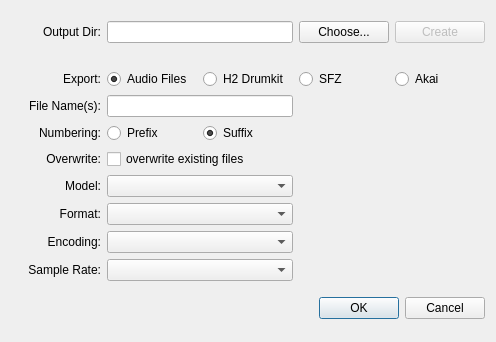
Old version of the form src/exportdialog.ui in the repository rock-hopper/shuriken.
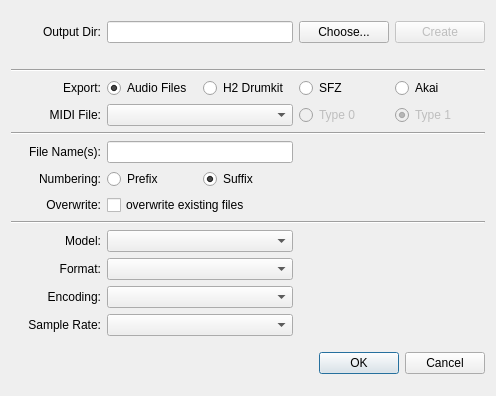
New version of the form.

Commit message: added midi file export option

Patch:
```diff
--- a/src/exportdialog.ui
+++ b/src/exportdialog.ui
@@ -7,7 +7,7 @@
     <x>0</x>
     <y>0</y>
     <width>496</width>
-    <height>342</height>
+    <height>396</height>
    </rect>
   </property>
   <property name="windowTitle">
@@ -62,60 +62,7 @@
        </property>
       </widget>
      </item>
-     <item row="3" column="0">
-      <widget class="QLabel" name="label_FileName">
-       <property name="text">
-        <string>File Name(s):</string>
-       </property>
-       <property name="alignment">
-        <set>Qt::AlignRight|Qt::AlignTrailing|Qt::AlignVCenter</set>
-       </property>
-      </widget>
-     </item>
-     <item row="3" column="1" colspan="2">
-      <widget class="QLineEdit" name="lineEdit_FileName"/>
-     </item>
-     <item row="4" column="0">
-      <widget class="QLabel" name="label_Numbering">
-       <property name="text">
-        <string>Numbering:</string>
-       </property>
-       <property name="alignment">
-        <set>Qt::AlignRight|Qt::AlignTrailing|Qt::AlignVCenter</set>
-       </property>
-      </widget>
-     </item>
-     <item row="4" column="1">
-      <widget class="QRadioButton" name="radioButton_Prefix">
-       <property name="text">
-        <string>Prefix</string>
-       </property>
-       <attribute name="buttonGroup">
-        <string>buttonGroup_Numbering</string>
-       </attribute>
-      </widget>
-     </item>
-     <item row="4" column="2">
-      <widget class="QRadioButton" name="radioButton_Suffix">
-       <property name="text">
-        <string>Suffix</string>
-       </property>
-       <property name="checked">
-        <bool>true</bool>
-       </property>
-       <attribute name="buttonGroup">
-        <string>buttonGroup_Numbering</string>
-       </attribute>
-      </widget>
-     </item>
-     <item row="5" column="1" colspan="2">
-      <widget class="QCheckBox" name="checkBox_Overwrite">
-       <property name="text">
-        <string>overwrite existing files</string>
-       </property>
-      </widget>
-     </item>
-     <item row="7" column="0">
+     <item row="11" column="0">
       <widget class="QLabel" name="label_Format">
        <property name="text">
         <string>Format:</string>
@@ -125,10 +72,10 @@
        </property>
       </widget>
      </item>
-     <item row="7" column="1" colspan="2">
+     <item row="11" column="1" colspan="2">
       <widget class="QComboBox" name="comboBox_Format"/>
      </item>
-     <item row="8" column="0">
+     <item row="12" column="0">
       <widget class="QLabel" name="label_Encoding">
        <property name="text">
         <string>Encoding:</string>
@@ -138,20 +85,10 @@
        </property>
       </widget>
      </item>
-     <item row="8" column="1" colspan="2">
+     <item row="12" column="1" colspan="2">
       <widget class="QComboBox" name="comboBox_Encoding"/>
      </item>
-     <item row="5" column="0">
-      <widget class="QLabel" name="label_Overwrite">
-       <property name="text">
-        <string>Overwrite:</string>
-       </property>
-       <property name="alignment">
-        <set>Qt::AlignRight|Qt::AlignTrailing|Qt::AlignVCenter</set>
-       </property>
-      </widget>
-     </item>
-     <item row="2" column="0">
+     <item row="3" column="0">
       <widget class="QLabel" name="label_Export">
        <property name="text">
         <string>Export:</string>
@@ -161,7 +98,7 @@
        </property>
       </widget>
      </item>
-     <item row="2" column="1">
+     <item row="3" column="1">
       <widget class="QRadioButton" name="radioButton_AudioFiles">
        <property name="text">
         <string>Audio Files</string>
@@ -174,7 +111,7 @@
        </attribute>
       </widget>
      </item>
-     <item row="2" column="2">
+     <item row="3" column="2">
       <widget class="QRadioButton" name="radioButton_H2Drumkit">
        <property name="text">
         <string>H2 Drumkit</string>
@@ -184,7 +121,7 @@
        </attribute>
       </widget>
      </item>
-     <item row="2" column="3">
+     <item row="3" column="3">
       <widget class="QRadioButton" name="radioButton_SFZ">
        <property name="text">
         <string>SFZ</string>
@@ -194,20 +131,10 @@
        </attribute>
       </widget>
      </item>
-     <item row="6" column="1" colspan="2">
+     <item row="10" column="1" colspan="2">
       <widget class="QComboBox" name="comboBox_Model"/>
      </item>
-     <item row="6" column="0">
-      <widget class="QLabel" name="label_Model">
-       <property name="text">
-        <string>Model:</string>
-       </property>
-       <property name="alignment">
-        <set>Qt::AlignRight|Qt::AlignTrailing|Qt::AlignVCenter</set>
-       </property>
-      </widget>
-     </item>
-     <item row="2" column="4">
+     <item row="3" column="4">
       <widget class="QRadioButton" name="radioButton_Akai">
        <property name="text">
         <string>Akai</string>
@@ -217,10 +144,10 @@
        </attribute>
       </widget>
      </item>
-     <item row="9" column="1" colspan="2">
+     <item row="13" column="1" colspan="2">
       <widget class="QComboBox" name="comboBox_SampleRate"/>
      </item>
-     <item row="9" column="0">
+     <item row="13" column="0">
       <widget class="QLabel" name="label_SampleRate">
        <property name="text">
         <string>Sample Rate:</string>
@@ -230,6 +157,142 @@
        </property>
       </widget>
      </item>
+     <item row="10" column="0">
+      <widget class="QLabel" name="label_Model">
+       <property name="text">
+        <string>Model:</string>
+       </property>
+       <property name="alignment">
+        <set>Qt::AlignRight|Qt::AlignTrailing|Qt::AlignVCenter</set>
+       </property>
+      </widget>
+     </item>
+     <item row="8" column="1" colspan="2">
+      <widget class="QCheckBox" name="checkBox_Overwrite">
+       <property name="text">
+        <string>overwrite existing files</string>
+       </property>
+      </widget>
+     </item>
+     <item row="8" column="0">
+      <widget class="QLabel" name="label_Overwrite">
+       <property name="text">
+        <string>Overwrite:</string>
+       </property>
+       <property name="alignment">
+        <set>Qt::AlignRight|Qt::AlignTrailing|Qt::AlignVCenter</set>
+       </property>
+      </widget>
+     </item>
+     <item row="7" column="2">
+      <widget class="QRadioButton" name="radioButton_Suffix">
+       <property name="text">
+        <string>Suffix</string>
+       </property>
+       <property name="checked">
+        <bool>true</bool>
+       </property>
+       <attribute name="buttonGroup">
+        <string>buttonGroup_Numbering</string>
+       </attribute>
+      </widget>
+     </item>
+     <item row="7" column="1">
+      <widget class="QRadioButton" name="radioButton_Prefix">
+       <property name="text">
+        <string>Prefix</string>
+       </property>
+       <attribute name="buttonGroup">
+        <string>buttonGroup_Numbering</string>
+       </attribute>
+      </widget>
+     </item>
+     <item row="7" column="0">
+      <widget class="QLabel" name="label_Numbering">
+       <property name="text">
+        <string>Numbering:</string>
+       </property>
+       <property name="alignment">
+        <set>Qt::AlignRight|Qt::AlignTrailing|Qt::AlignVCenter</set>
+       </property>
+      </widget>
+     </item>
+     <item row="6" column="1" colspan="2">
+      <widget class="QLineEdit" name="lineEdit_FileName"/>
+     </item>
+     <item row="6" column="0">
+      <widget class="QLabel" name="label_FileName">
+       <property name="text">
+        <string>File Name(s):</string>
+       </property>
+       <property name="alignment">
+        <set>Qt::AlignRight|Qt::AlignTrailing|Qt::AlignVCenter</set>
+       </property>
+      </widget>
+     </item>
+     <item row="2" column="0" colspan="5">
+      <widget class="Line" name="line">
+       <property name="orientation">
+        <enum>Qt::Horizontal</enum>
+       </property>
+      </widget>
+     </item>
+     <item row="5" column="0" colspan="5">
+      <widget class="Line" name="line_2">
+       <property name="orientation">
+        <enum>Qt::Horizontal</enum>
+       </property>
+      </widget>
+     </item>
+     <item row="9" column="0" colspan="5">
+      <widget class="Line" name="line_3">
+       <property name="orientation">
+        <enum>Qt::Horizontal</enum>
+       </property>
+      </widget>
+     </item>
+     <item row="4" column="1" colspan="2">
+      <widget class="QComboBox" name="comboBox_MidiFile"/>
+     </item>
+     <item row="4" column="0">
+      <widget class="QLabel" name="label_MidiFile">
+       <property name="text">
+        <string>MIDI File:</string>
+       </property>
+       <property name="alignment">
+        <set>Qt::AlignRight|Qt::AlignTrailing|Qt::AlignVCenter</set>
+       </property>
+      </widget>
+     </item>
+     <item row="4" column="4">
+      <widget class="QRadioButton" name="radioButton_MidiType1">
+       <property name="enabled">
+        <bool>false</bool>
+       </property>
+       <property name="text">
+        <string>Type 1</string>
+       </property>
+       <property name="checked">
+        <bool>true</bool>
+       </property>
+       <attribute name="buttonGroup">
+        <string>buttonGroup_Midi</string>
+       </attribute>
+      </widget>
+     </item>
+     <item row="4" column="3">
+      <widget class="QRadioButton" name="radioButton_MidiType0">
+       <property name="enabled">
+        <bool>false</bool>
+       </property>
+       <property name="text">
+        <string>Type 0</string>
+       </property>
+       <attribute name="buttonGroup">
+        <string>buttonGroup_Midi</string>
+       </attribute>
+      </widget>
+     </item>
     </layout>
    </item>
    <item>
```
Left out of the diff: 1 changed line with no effect on the pictures. The commit also changes 11 other files.
